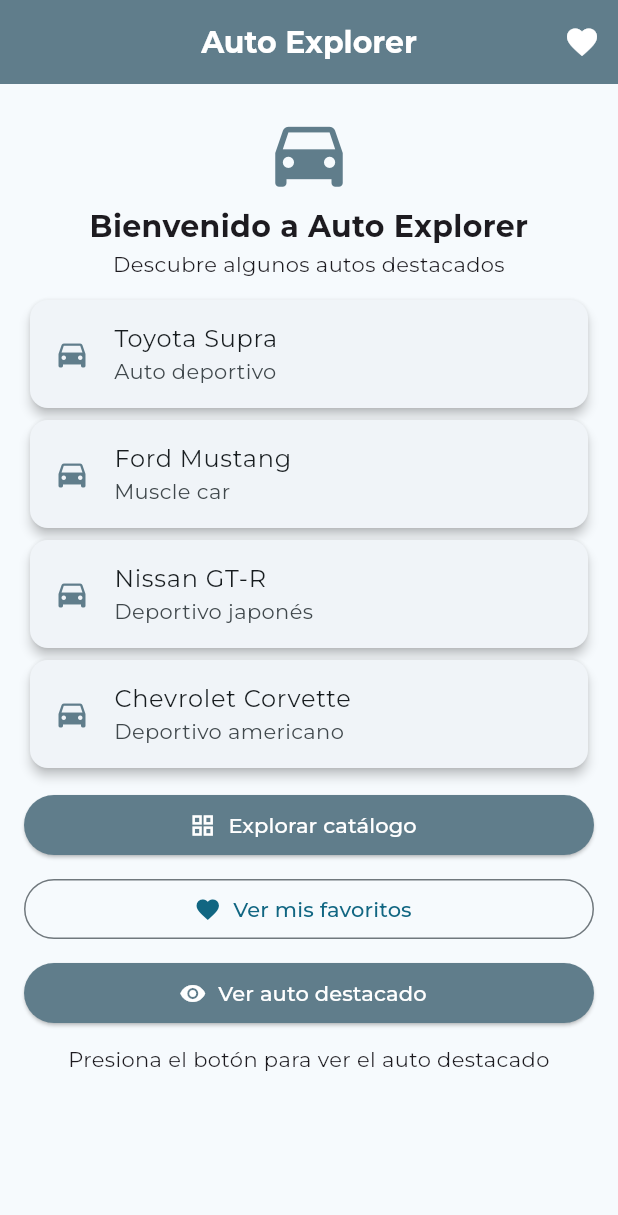
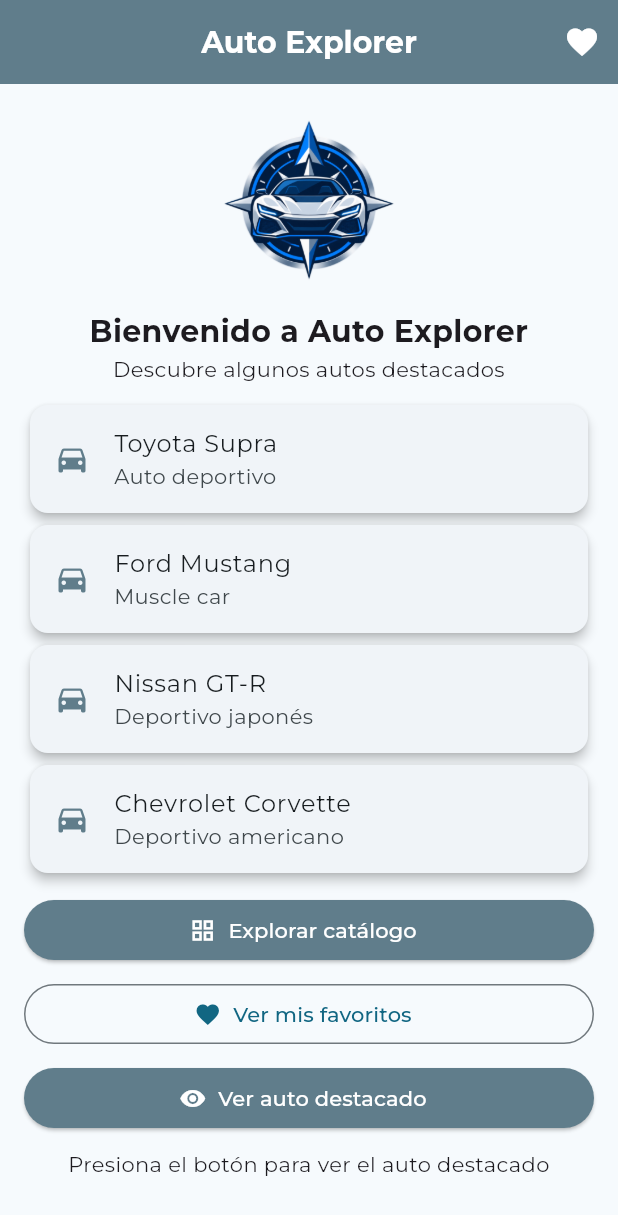
Before and after one commit to fmoran54/auto_explorer2.0, a Flutter app: the screen it shows after launch, on a phone screen of 412 x 824 dp. Shown: the top 1215 px of the screen. Run offline on Flutter 3.47's test engine with Material 3 defaults, Android fonts, the phone set to English and light mode, and no system bars; our stand-ins replace google_fonts.

Commit message:
Incorporación del logotipo de Auto Explorer

```diff
--- a/lib/screens/inicio_screen.dart
+++ b/lib/screens/inicio_screen.dart
@@ -55,10 +55,16 @@
         padding: const EdgeInsets.all(16),
         child: ListView(
           children: [
-            const Icon(
-              Icons.directions_car,
-              size: 60,
-              color: Colors.blueGrey,
+            Center(
+              child: Container(
+                width: 130,
+                height: 130,
+                padding: const EdgeInsets.all(6),
+                child: Image.asset(
+                  'assets/images/logo_auto_explorer.png',
+                  fit: BoxFit.contain,
+                ),
+              ),
             ),
             const SizedBox(height: 5),
             Text(
--- a/pubspec.yaml
+++ b/pubspec.yaml
@@ -59,6 +59,8 @@
   # the material Icons class.
   uses-material-design: true
 
+  assets:
+    - assets/images/logo_auto_explorer.png
   # To add assets to your application, add an assets section, like this:
   # assets:
   #   - images/a_dot_burr.jpeg
```
Also changed, not shown: assets/images/logo_auto_explorer.png (added).
